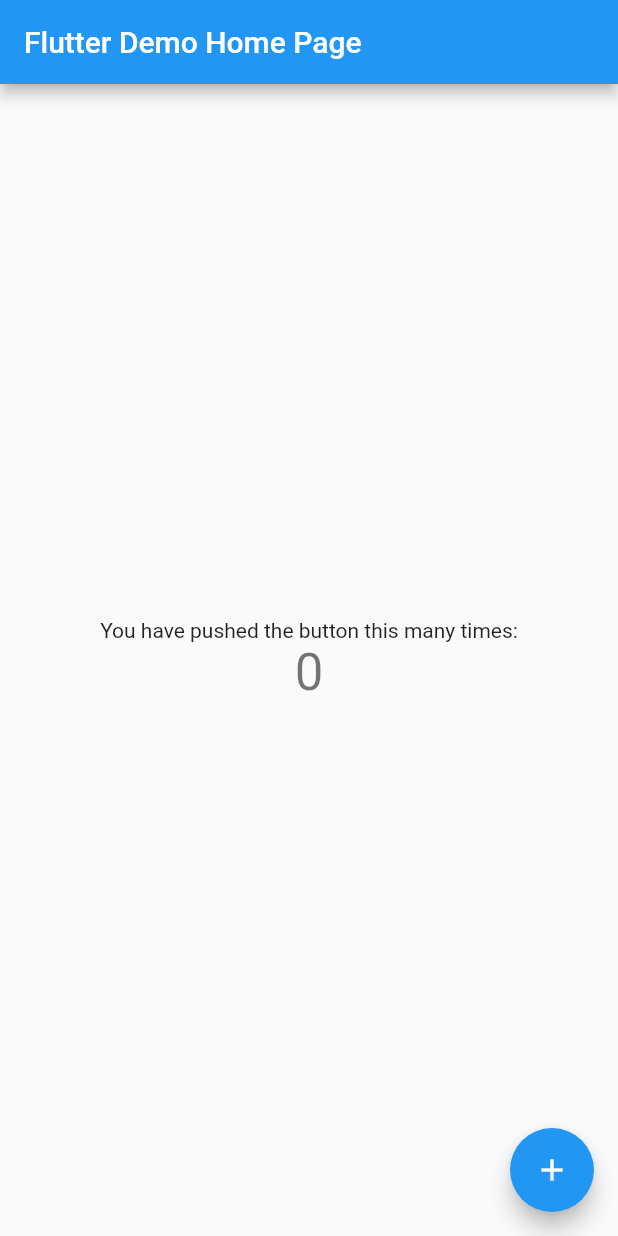
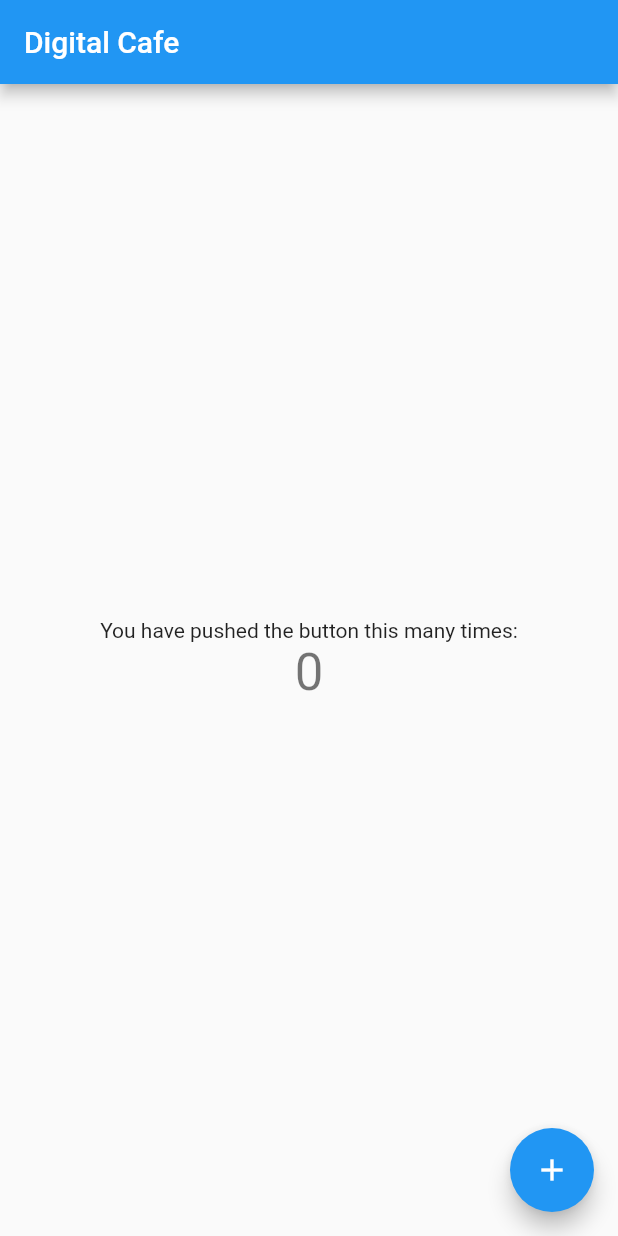
Before and after one commit to devdgupta/MyProject, a Flutter app: the screen it shows after launch, on a phone screen of 412 x 824 dp. Run offline on Flutter 3.47's test engine with Material 2 defaults, Android fonts, the phone set to English and light mode, and no system bars.

Commit message:
Chnaged Title

```diff
--- a/flutter_application_1/lib/main.dart
+++ b/flutter_application_1/lib/main.dart
@@ -24,7 +24,7 @@ class MyApp extends StatelessWidget {
         // is not restarted.
         primarySwatch: Colors.blue,
       ),
-      home: const MyHomePage(title: 'Flutter Demo Home Page'),
+      home: const MyHomePage(title: 'Digital Cafe'),
     );
   }
 }
```
